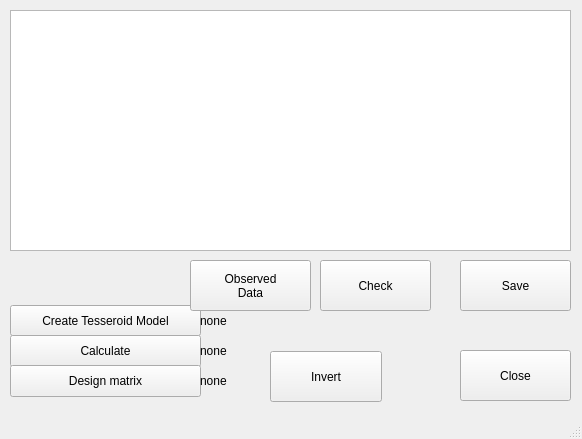
The window that gmi_mainwindow.ui (eldarbaykiev/magtess-inversion-python) describes before a commit, drawn with Qt 5.
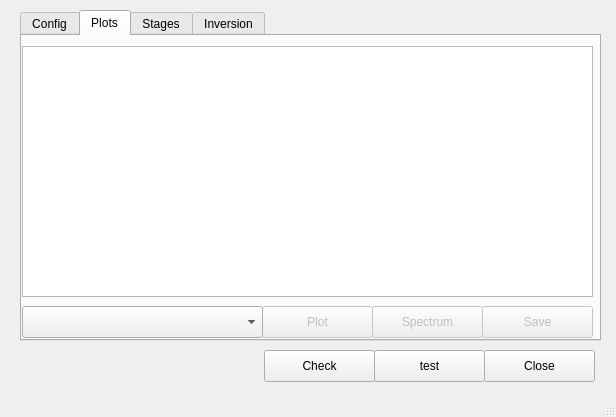
The same window after the commit. Icons and pictures are not drawn.

The edit to the form file:
```diff
--- a/gmi_mainwindow.ui
+++ b/gmi_mainwindow.ui
@@ -6,8 +6,8 @@
    <rect>
     <x>0</x>
     <y>0</y>
-    <width>582</width>
-    <height>439</height>
+    <width>616</width>
+    <height>417</height>
    </rect>
   </property>
   <property name="windowTitle">
@@ -17,13 +17,207 @@
    <double>1.000000000000000</double>
   </property>
   <widget class="QWidget" name="centralwidget">
+   <widget class="QTabWidget" name="tabWidget">
+    <property name="enabled">
+     <bool>true</bool>
+    </property>
+    <property name="geometry">
+     <rect>
+      <x>20</x>
+      <y>10</y>
+      <width>581</width>
+      <height>331</height>
+     </rect>
+    </property>
+    <property name="currentIndex">
+     <number>1</number>
+    </property>
+    <widget class="QWidget" name="tab_config">
+     <attribute name="title">
+      <string>Config</string>
+     </attribute>
+     <widget class="QPushButton" name="button_save">
+      <property name="geometry">
+       <rect>
+        <x>460</x>
+        <y>270</y>
+        <width>111</width>
+        <height>32</height>
+       </rect>
+      </property>
+      <property name="text">
+       <string>Save</string>
+      </property>
+      <property name="icon">
+       <iconset>
+        <normaloff>icons/icons8-save-48.png</normaloff>icons/icons8-save-48.png</iconset>
+      </property>
+      <property name="iconSize">
+       <size>
+        <width>16</width>
+        <height>16</height>
+       </size>
+      </property>
+     </widget>
+     <widget class="QTextEdit" name="config_editor">
+      <property name="geometry">
+       <rect>
+        <x>0</x>
+        <y>10</y>
+        <width>571</width>
+        <height>251</height>
+       </rect>
+      </property>
+      <property name="autoFillBackground">
+       <bool>false</bool>
+      </property>
+     </widget>
+    </widget>
+    <widget class="QWidget" name="tab_plots">
+     <attribute name="title">
+      <string>Plots</string>
+     </attribute>
+     <widget class="QGraphicsView" name="plot_view">
+      <property name="geometry">
+       <rect>
+        <x>0</x>
+        <y>10</y>
+        <width>571</width>
+        <height>251</height>
+       </rect>
+      </property>
+     </widget>
+     <widget class="QPushButton" name="button_plot">
+      <property name="enabled">
+       <bool>false</bool>
+      </property>
+      <property name="geometry">
+       <rect>
+        <x>240</x>
+        <y>270</y>
+        <width>111</width>
+        <height>32</height>
+       </rect>
+      </property>
+      <property name="text">
+       <string>Plot</string>
+      </property>
+      <property name="icon">
+       <iconset>
+        <normaloff>icons/icons8-world-map-40.png</normaloff>icons/icons8-world-map-40.png</iconset>
+      </property>
+     </widget>
+     <widget class="QComboBox" name="combobox_plot">
+      <property name="geometry">
+       <rect>
+        <x>0</x>
+        <y>270</y>
+        <width>241</width>
+        <height>32</height>
+       </rect>
+      </property>
+      <property name="currentText">
+       <string/>
+      </property>
+     </widget>
+     <widget class="QPushButton" name="button_spectrum">
+      <property name="enabled">
+       <bool>false</bool>
+      </property>
+      <property name="geometry">
+       <rect>
+        <x>350</x>
+        <y>270</y>
+        <width>111</width>
+        <height>32</height>
+       </rect>
+      </property>
+      <property name="text">
+       <string>Spectrum</string>
+      </property>
+      <property name="icon">
+       <iconset>
+        <normaloff>icons/icons8-line-chart-64.png</normaloff>icons/icons8-line-chart-64.png</iconset>
+      </property>
+     </widget>
+     <widget class="QPushButton" name="button_saveplot">
+      <property name="enabled">
+       <bool>false</bool>
+      </property>
+      <property name="geometry">
+       <rect>
+        <x>460</x>
+        <y>270</y>
+        <width>111</width>
+        <height>32</height>
+       </rect>
+      </property>
+      <property name="text">
+       <string>Save</string>
+      </property>
+      <property name="icon">
+       <iconset>
+        <normaloff>icons/icons8-save-48.png</normaloff>icons/icons8-save-48.png</iconset>
+      </property>
+     </widget>
+    </widget>
+    <widget class="QWidget" name="tab_stages">
+     <attribute name="title">
+      <string>Stages</string>
+     </attribute>
+     <widget class="QPushButton" name="pushButton_3">
+      <property name="geometry">
+       <rect>
+        <x>10</x>
+        <y>60</y>
+        <width>191</width>
+        <height>32</height>
+       </rect>
+      </property>
+      <property name="text">
+       <string>Calculate</string>
+      </property>
+     </widget>
+     <widget class="QPushButton" name="pushButton_4">
+      <property name="geometry">
+       <rect>
+        <x>10</x>
+        <y>110</y>
+        <width>191</width>
+        <height>32</height>
+       </rect>
+      </property>
+      <property name="text">
+       <string>Design matrix</string>
+      </property>
+     </widget>
+     <widget class="QPushButton" name="pushButton_2">
+      <property name="geometry">
+       <rect>
+        <x>10</x>
+        <y>10</y>
+        <width>191</width>
+        <height>31</height>
+       </rect>
+      </property>
+      <property name="text">
+       <string>Create Tesseroid Model</string>
+      </property>
+     </widget>
+    </widget>
+    <widget class="QWidget" name="tab_inversion">
+     <attribute name="title">
+      <string>Inversion</string>
+     </attribute>
+    </widget>
+   </widget>
    <widget class="QPushButton" name="button_close">
     <property name="geometry">
      <rect>
-      <x>460</x>
+      <x>484</x>
       <y>350</y>
       <width>111</width>
-      <height>51</height>
+      <height>32</height>
      </rect>
     </property>
     <property name="layoutDirection">
@@ -38,126 +232,22 @@
     </property>
     <property name="iconSize">
      <size>
-      <width>32</width>
-      <height>32</height>
+      <width>16</width>
+      <height>16</height>
      </size>
     </property>
    </widget>
-   <widget class="QPushButton" name="pushButton_2">
+   <widget class="QPushButton" name="button_observed">
     <property name="geometry">
      <rect>
-      <x>10</x>
-      <y>305</y>
-      <width>191</width>
-      <height>31</height>
-     </rect>
-    </property>
-    <property name="text">
-     <string>Create Tesseroid Model</string>
-    </property>
-   </widget>
-   <widget class="QLabel" name="label">
-    <property name="geometry">
-     <rect>
-      <x>200</x>
-      <y>310</y>
-      <width>51</width>
-      <height>21</height>
-     </rect>
-    </property>
-    <property name="text">
-     <string>none</string>
-    </property>
-   </widget>
-   <widget class="QPushButton" name="pushButton_3">
-    <property name="geometry">
-     <rect>
-      <x>10</x>
-      <y>335</y>
-      <width>191</width>
-      <height>32</height>
-     </rect>
-    </property>
-    <property name="text">
-     <string>Calculate</string>
-    </property>
-   </widget>
-   <widget class="QPushButton" name="pushButton_4">
-    <property name="geometry">
-     <rect>
-      <x>10</x>
-      <y>365</y>
-      <width>191</width>
-      <height>32</height>
-     </rect>
-    </property>
-    <property name="text">
-     <string>Design matrix</string>
-    </property>
-   </widget>
-   <widget class="QPushButton" name="pushButton_5">
-    <property name="geometry">
-     <rect>
-      <x>270</x>
-      <y>351</y>
-      <width>112</width>
-      <height>51</height>
-     </rect>
-    </property>
-    <property name="text">
-     <string>Invert</string>
-    </property>
-   </widget>
-   <widget class="QLabel" name="label_2">
-    <property name="geometry">
-     <rect>
-      <x>200</x>
-      <y>340</y>
-      <width>51</width>
-      <height>21</height>
-     </rect>
-    </property>
-    <property name="text">
-     <string>none</string>
-    </property>
-   </widget>
-   <widget class="QLabel" name="label_3">
-    <property name="geometry">
-     <rect>
-      <x>200</x>
-      <y>370</y>
-      <width>51</width>
-      <height>21</height>
-     </rect>
-    </property>
-    <property name="text">
-     <string>none</string>
-    </property>
-   </widget>
-   <widget class="QTextEdit" name="config_editor">
-    <property name="geometry">
-     <rect>
-      <x>10</x>
-      <y>10</y>
-      <width>561</width>
-      <height>241</height>
-     </rect>
-    </property>
-    <property name="autoFillBackground">
-     <bool>false</bool>
-    </property>
-   </widget>
-   <widget class="QPushButton" name="button_save">
-    <property name="geometry">
-     <rect>
-      <x>460</x>
-      <y>260</y>
+      <x>374</x>
+      <y>350</y>
       <width>111</width>
-      <height>51</height>
+      <height>32</height>
      </rect>
     </property>
     <property name="text">
-     <string>Save</string>
+     <string>test</string>
     </property>
     <property name="icon">
      <iconset>
@@ -165,18 +255,18 @@
     </property>
     <property name="iconSize">
      <size>
-      <width>32</width>
-      <height>32</height>
+      <width>16</width>
+      <height>18</height>
      </size>
     </property>
    </widget>
    <widget class="QPushButton" name="button_checksum">
     <property name="geometry">
      <rect>
-      <x>320</x>
-      <y>260</y>
+      <x>264</x>
+      <y>350</y>
       <width>111</width>
-      <height>51</height>
+      <height>32</height>
      </rect>
     </property>
     <property name="text">
@@ -188,35 +278,15 @@
     </property>
     <property name="iconSize">
      <size>
-      <width>32</width>
-      <height>32</height>
+      <width>16</width>
+      <height>16</height>
      </size>
     </property>
    </widget>
-   <widget class="QPushButton" name="button_observed">
-    <property name="geometry">
-     <rect>
-      <x>190</x>
-      <y>260</y>
-      <width>121</width>
-      <height>51</height>
-     </rect>
-    </property>
-    <property name="text">
-     <string>Observed
-Data</string>
-    </property>
-    <property name="icon">
-     <iconset>
-      <normaloff>icons/icons8-satellite-in-orbit-48.png</normaloff>icons/icons8-satellite-in-orbit-48.png</iconset>
-    </property>
-    <property name="iconSize">
-     <size>
-      <width>32</width>
-      <height>32</height>
-     </size>
-    </property>
-   </widget>
+   <zorder>button_close</zorder>
+   <zorder>button_observed</zorder>
+   <zorder>button_checksum</zorder>
+   <zorder>tabWidget</zorder>
   </widget>
   <widget class="QStatusBar" name="statusbar"/>
   <action name="actionClose">
```
Left out of the diff: 2 changed lines with no effect on the pictures.
